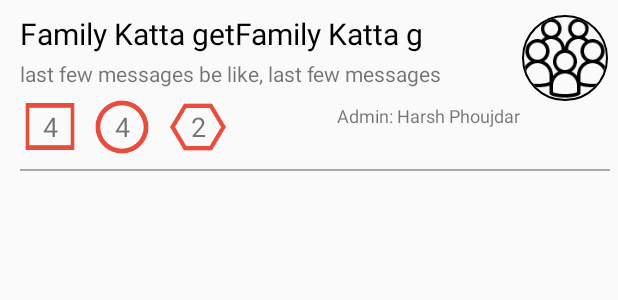
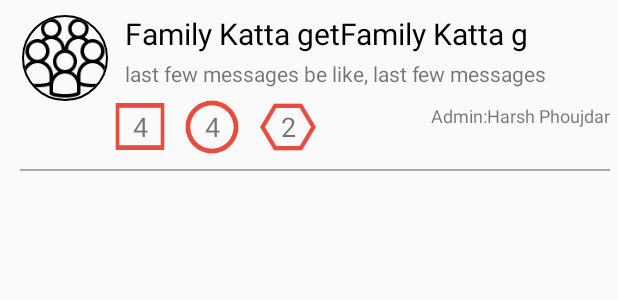
Before and after one commit to harshLFC/GroupEasy_v2, an Android app: the layout group_view.xml on its own in the app's theme, with its tools: preview values and no code run, on a phone screen of 412 x 824 dp. Shown: the top 300 px of the screen. Run offline under Robolectric (Android 15) with nearby library versions, the light colour scheme and no system bars.

```diff
--- a/app/src/main/java/example/com/groupeasy/activities/CreateGroupActivity.java
+++ b/app/src/main/java/example/com/groupeasy/activities/CreateGroupActivity.java
@@ -158,7 +158,7 @@ public class CreateGroupActivity extends AppCompatActivity {
                         @Override
                         public void onFailure(@NonNull Exception e) {
 
-                            String defaultImage = "https://firebasestorage.googleapis.com/v0/b/groupiz-4bde3.appspot.com/o/group_image%2Fic_default_groups.png?alt=media&token=645c5e94-6ed7-4fc9-a422-09830206454d";
+                            String defaultImage = getString(R.string.default_firebase_groups);
 
                             new_groups newGroups = new new_groups(admin,defaultImage,last_msg,groupName);
 
--- a/app/src/main/res/layout/group_view.xml
+++ b/app/src/main/res/layout/group_view.xml
@@ -24,6 +24,8 @@
             android:maxLines="1"
             android:maxLength="30"
             android:ellipsize="end"
+            android:layout_toRightOf="@+id/image_view"
+            android:layout_marginLeft="10dp"
             />
 
         <TextView
@@ -32,11 +34,12 @@
             android:layout_width="wrap_content"
             android:layout_height="20dp"
             android:text="last few messages be like, last few messages be like"
-            android:layout_alignRight="@+id/textViewAdmin"
             android:maxLines="1"
             android:maxLength="45"
             android:ellipsize="end"
-            android:layout_alignParentLeft="true"
+            android:layout_toRightOf="@+id/image_view"
+            android:layout_marginLeft="10dp"
+            android:layout_alignParentRight="true"
             android:layout_marginTop="3dp"/>
 
 
@@ -45,11 +48,11 @@
             android:id="@+id/linearLayout"
             android:layout_width="wrap_content"
             android:layout_height="wrap_content"
-            android:layout_alignParentLeft="true"
-            android:layout_alignParentStart="true"
+            android:orientation="horizontal"
+            android:layout_toEndOf="@+id/image_view"
+            android:layout_toRightOf="@+id/image_view"
             android:layout_below="@+id/text_last_message"
-            android:orientation="horizontal">
-
+            >
     <!---rectangle-->
             <TextView
                 android:id="@+id/rectangle"
@@ -87,25 +90,40 @@
 
         </LinearLayout>
 
-        <TextView
-            android:id="@+id/textViewAdmin"
-            android:layout_width="match_parent"
+        <LinearLayout
+            android:layout_width="wrap_content"
             android:layout_height="wrap_content"
-            android:gravity="right"
-            android:text="Admin: Harsh Phoujdar"
-            android:textSize="12sp"
+            android:gravity="end"
             android:layout_below="@+id/image_view"
-            android:layout_toLeftOf="@+id/image_view"
-            android:layout_toRightOf="@id/linearLayout"
-            />
+            android:layout_alignParentRight="true"
+            android:orientation="horizontal"
+            >
+            <TextView
+                android:layout_width="wrap_content"
+                android:layout_height="wrap_content"
+                android:gravity="end"
+                android:text="Admin:"
+                android:textSize="12sp" />
+
+            <TextView
+                android:id="@+id/textViewAdmin"
+                android:layout_width="match_parent"
+                android:layout_height="wrap_content"
+                android:text="Harsh Phoujdar"
+                android:textSize="12sp"
+                android:gravity="end"
+                android:maxLength="15"
+                android:ellipsize="end"
+                />
+
+        </LinearLayout>
 
         <de.hdodenhof.circleimageview.CircleImageView
             xmlns:app="http://schemas.android.com/apk/res-auto"
             android:id="@+id/image_view"
             android:layout_width="60dp"
             android:layout_height="60dp"
-            android:layout_alignParentEnd="true"
-            android:layout_alignParentRight="true"
+            android:layout_alignParentLeft="true"
             android:src="@drawable/ic_default_groups"
             app:civ_border_width="1.5dp"
             app:civ_border_color="#FF000000"
--- a/app/src/main/res/values/strings.xml
+++ b/app/src/main/res/values/strings.xml
@@ -20,5 +20,6 @@
     <string name="welcome">Welcome:</string>
     <string name="check_details_or_resigistered">Please check if the entered details are right, or you have registered before</string>
     <string name="Lorem_Ipsum_large">Lorem ipsum dolor sit amet, consectetur adipiscing elit. Quisque congue, orci a pulvinar sollicitudin, nunc risus dapibus arcu, id congue massa eros in augue. Aenean at dui id eros ultricies facilisis vitae ac elit. Etiam tempus molestie leo, at feugiat orci vestibulum at. Ut quis porttitor mi. In vulputate odio nec nulla pretium suscipit</string>
+    <string name="default_firebase_groups"><![CDATA[https://firebasestorage.googleapis.com/v0/b/groupiz-4bde3.appspot.com/o/group_image%2Fic_default_groups.png?alt=media&token=645c5e94-6ed7-4fc9-a422-09830206454d]]></string>
 
 </resources>
```
